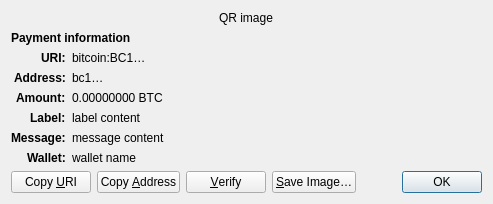
Qt form src/qt/forms/receiverequestdialog.ui (bitweb-project/bitweb) before a commit.
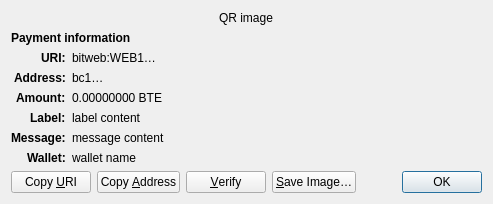
The same form after that commit. Custom widgets are drawn as their Qt base class.

Commit message:
Add Bitweb blockchain settings , algo, site, more renames stage 2.
Add Bitweb blockchain settings , algo, site, more renames stage 2.

```diff
--- a/src/qt/forms/receiverequestdialog.ui
+++ b/src/qt/forms/receiverequestdialog.ui
@@ -65,7 +65,7 @@
    <item row="2" column="1" alignment="Qt::AlignTop">
     <widget class="QLabel" name="uri_content">
      <property name="text">
-      <string notr="true">bitcoin:BC1…</string>
+      <string notr="true">bitweb:WEB1…</string>
      </property>
      <property name="textFormat">
       <enum>Qt::RichText</enum>
@@ -126,7 +126,7 @@
    <item row="4" column="1" alignment="Qt::AlignTop">
     <widget class="QLabel" name="amount_content">
      <property name="text">
-      <string notr="true">0.00000000 BTC</string>
+      <string notr="true">0.00000000 BTE</string>
      </property>
      <property name="textFormat">
       <enum>Qt::PlainText</enum>
```
The commit also changes 369 other files.
